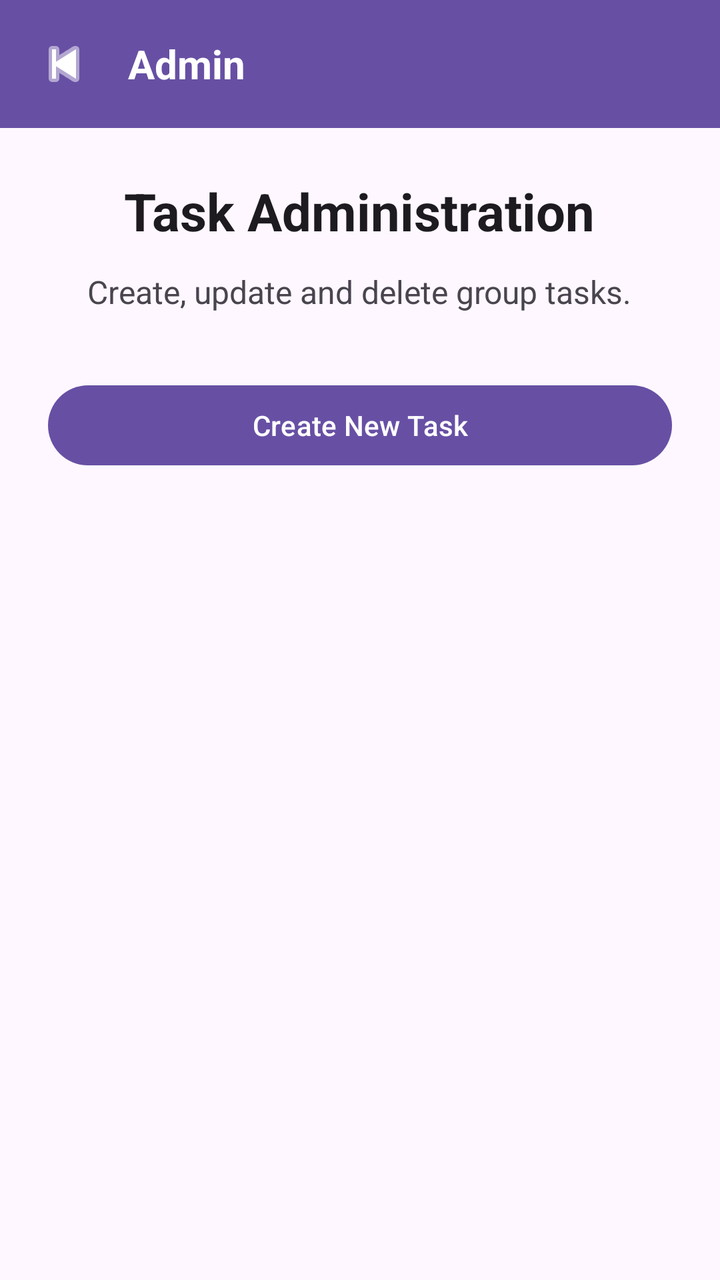
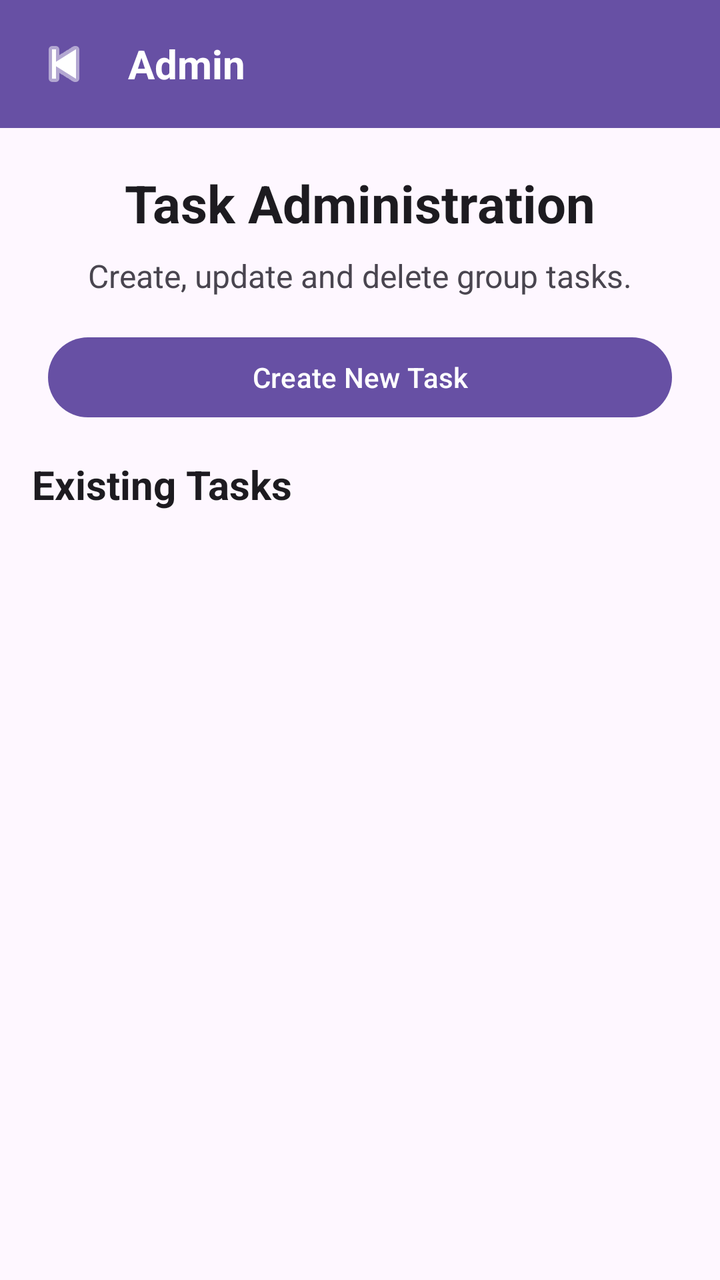

The first picture is an Android layout as it rendered before a commit; the second is the same layout after the commit. The layout source and the unified diff follow.
<!-- AndroidManifest.xml: application theme Theme.MR_Manager -->
<!-- res/layout/activity_admin.xml -->
<?xml version="1.0" encoding="utf-8"?>
<androidx.constraintlayout.widget.ConstraintLayout
    xmlns:android="http://schemas.android.com/apk/res/android"
    xmlns:app="http://schemas.android.com/apk/res-auto"
    xmlns:tools="http://schemas.android.com/tools"
    android:layout_width="match_parent"
    android:layout_height="match_parent"
    android:background="?android:attr/colorBackground"
    tools:context=".AdminActivity">

    <LinearLayout
        android:id="@+id/layoutAdminToolbar"
        android:layout_width="0dp"
        android:layout_height="wrap_content"
        android:background="?attr/colorPrimary"
        android:gravity="center_vertical"
        android:minHeight="?attr/actionBarSize"
        android:orientation="horizontal"
        android:paddingStart="8dp"
        android:paddingTop="4dp"
        android:paddingEnd="16dp"
        android:paddingBottom="4dp"
        app:layout_constraintEnd_toEndOf="parent"
        app:layout_constraintStart_toStartOf="parent"
        app:layout_constraintTop_toTopOf="parent">

        <ImageButton
            android:id="@+id/buttonAdminBack"
            android:layout_width="48dp"
            android:layout_height="48dp"
            android:background="?attr/selectableItemBackgroundBorderless"
            android:contentDescription="Return to main screen"
            android:padding="12dp"
            android:src="@android:drawable/ic_media_previous"
            app:tint="@android:color/white" />

        <TextView
            android:id="@+id/textAdminToolbarTitle"
            android:layout_width="wrap_content"
            android:layout_height="wrap_content"
            android:layout_marginStart="8dp"
            android:text="Admin"
            android:textColor="@android:color/white"
            android:textSize="20sp"
            android:textStyle="bold" />

    </LinearLayout>

    <LinearLayout
        android:id="@+id/layoutAdminContent"
        android:layout_width="0dp"
        android:layout_height="0dp"
        android:gravity="center_horizontal"
        android:orientation="vertical"
        android:padding="24dp"
        app:layout_constraintBottom_toBottomOf="parent"
        app:layout_constraintEnd_toEndOf="parent"
        app:layout_constraintStart_toStartOf="parent"
        app:layout_constraintTop_toBottomOf="@id/layoutAdminToolbar">

        <TextView
            android:id="@+id/textAdminTitle"
            android:layout_width="wrap_content"
            android:layout_height="wrap_content"
            android:text="Task Administration"
            android:textColor="?android:attr/textColorPrimary"
            android:textSize="26sp"
            android:textStyle="bold" />

        <TextView
            android:id="@+id/textAdminDescription"
            android:layout_width="wrap_content"
            android:layout_height="wrap_content"
            android:layout_marginTop="12dp"
            android:gravity="center"
            android:text="Create, update and delete group tasks."
            android:textColor="?android:attr/textColorSecondary"
            android:textSize="16sp" />

        <com.google.android.material.button.MaterialButton
            android:id="@+id/buttonOpenCreateTask"
            android:layout_width="match_parent"
            android:layout_height="wrap_content"
            android:layout_marginTop="32dp"
            android:text="Create New Task" />

    </LinearLayout>

</androidx.constraintlayout.widget.ConstraintLayout>
<!-- resources referenced by this layout -->
<resources>
  <style name="Theme.MR_Manager" parent="Base.Theme.MR_Manager" />
  <style name="Base.Theme.MR_Manager" parent="Theme.Material3.DayNight.NoActionBar">
          
          
      </style>
</resources>

<!-- the commit's change to res/layout/activity_admin.xml (unified diff, before → after) -->
@@ -50,9 +50,7 @@
         android:id="@+id/layoutAdminContent"
         android:layout_width="0dp"
         android:layout_height="0dp"
-        android:gravity="center_horizontal"
         android:orientation="vertical"
-        android:padding="24dp"
         app:layout_constraintBottom_toBottomOf="parent"
         app:layout_constraintEnd_toEndOf="parent"
         app:layout_constraintStart_toStartOf="parent"
@@ -60,8 +58,12 @@
 
         <TextView
             android:id="@+id/textAdminTitle"
-            android:layout_width="wrap_content"
+            android:layout_width="match_parent"
             android:layout_height="wrap_content"
+            android:layout_marginStart="24dp"
+            android:layout_marginTop="20dp"
+            android:layout_marginEnd="24dp"
+            android:gravity="center"
             android:text="Task Administration"
             android:textColor="?android:attr/textColorPrimary"
             android:textSize="26sp"
@@ -69,9 +71,11 @@
 
         <TextView
             android:id="@+id/textAdminDescription"
-            android:layout_width="wrap_content"
+            android:layout_width="match_parent"
             android:layout_height="wrap_content"
-            android:layout_marginTop="12dp"
+            android:layout_marginStart="24dp"
+            android:layout_marginTop="8dp"
+            android:layout_marginEnd="24dp"
             android:gravity="center"
             android:text="Create, update and delete group tasks."
             android:textColor="?android:attr/textColorSecondary"
@@ -81,8 +85,58 @@
             android:id="@+id/buttonOpenCreateTask"
             android:layout_width="match_parent"
             android:layout_height="wrap_content"
-            android:layout_marginTop="32dp"
+            android:layout_marginStart="24dp"
+            android:layout_marginTop="16dp"
+            android:layout_marginEnd="24dp"
             android:text="Create New Task" />
+
+        <TextView
+            android:id="@+id/textAdminTaskListTitle"
+            android:layout_width="match_parent"
+            android:layout_height="wrap_content"
+            android:layout_marginStart="16dp"
+            android:layout_marginTop="16dp"
+            android:layout_marginEnd="16dp"
+            android:text="Existing Tasks"
+            android:textColor="?android:attr/textColorPrimary"
+            android:textSize="20sp"
+            android:textStyle="bold" />
+
+        <FrameLayout
+            android:layout_width="match_parent"
+            android:layout_height="0dp"
+            android:layout_marginTop="6dp"
+            android:layout_weight="1">
+
+            <ListView
+                android:id="@+id/listAdminTasks"
+                android:layout_width="match_parent"
+                android:layout_height="match_parent"
+                android:clipToPadding="false"
+                android:divider="@android:color/transparent"
+                android:dividerHeight="0dp"
+                android:paddingTop="4dp"
+                android:paddingBottom="12dp" />
+
+            <ProgressBar
+                android:id="@+id/progressAdminTasks"
+                android:layout_width="wrap_content"
+                android:layout_height="wrap_content"
+                android:layout_gravity="center" />
+
+            <TextView
+                android:id="@+id/textNoAdminTasks"
+                android:layout_width="wrap_content"
+                android:layout_height="wrap_content"
+                android:layout_gravity="center"
+                android:gravity="center"
+                android:padding="24dp"
+                android:text="No tasks have been created yet."
+                android:textColor="?android:attr/textColorSecondary"
+                android:textSize="16sp"
+                android:visibility="gone" />
+
+        </FrameLayout>
 
     </LinearLayout>
 
